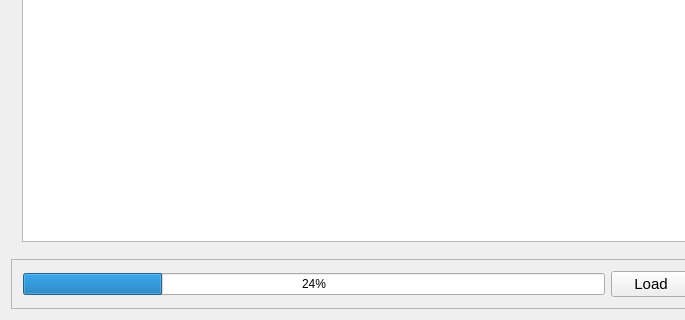
This is voice_lock/gui/mainwindow.ui in Yozh2/voice_lock as Qt 5 draws it before an edit; both pictures show x 0 to 685 and y 280 to 600 of the 800 by 600 pixel window. The edited form follows.
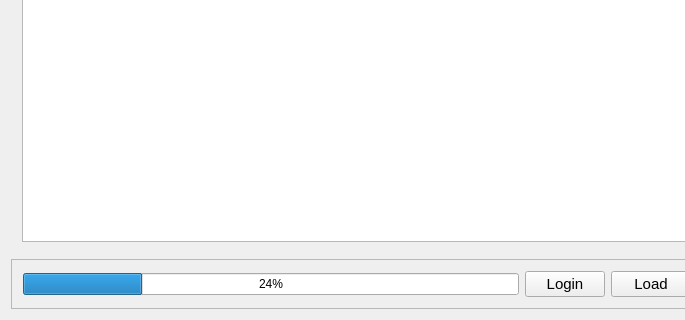
This is the edited form.

Commit message: no more stucking in qfiledialog on compare

Patch:
```diff
--- a/voice_lock/gui/mainwindow.ui
+++ b/voice_lock/gui/mainwindow.ui
@@ -98,6 +98,36 @@
          </property>
         </widget>
        </item>
+       <item>
+        <widget class="QPushButton" name="login_button">
+         <property name="sizePolicy">
+          <sizepolicy hsizetype="Maximum" vsizetype="Fixed">
+           <horstretch>0</horstretch>
+           <verstretch>0</verstretch>
+          </sizepolicy>
+         </property>
+         <property name="minimumSize">
+          <size>
+           <width>0</width>
+           <height>0</height>
+          </size>
+         </property>
+         <property name="maximumSize">
+          <size>
+           <width>16777215</width>
+           <height>37</height>
+          </size>
+         </property>
+         <property name="font">
+          <font>
+           <pointsize>11</pointsize>
+          </font>
+         </property>
+         <property name="text">
+          <string>Login</string>
+         </property>
+        </widget>
+       </item>
        <item>
         <widget class="QPushButton" name="load_button">
          <property name="sizePolicy">
```
The commit also changes 1 other file.
